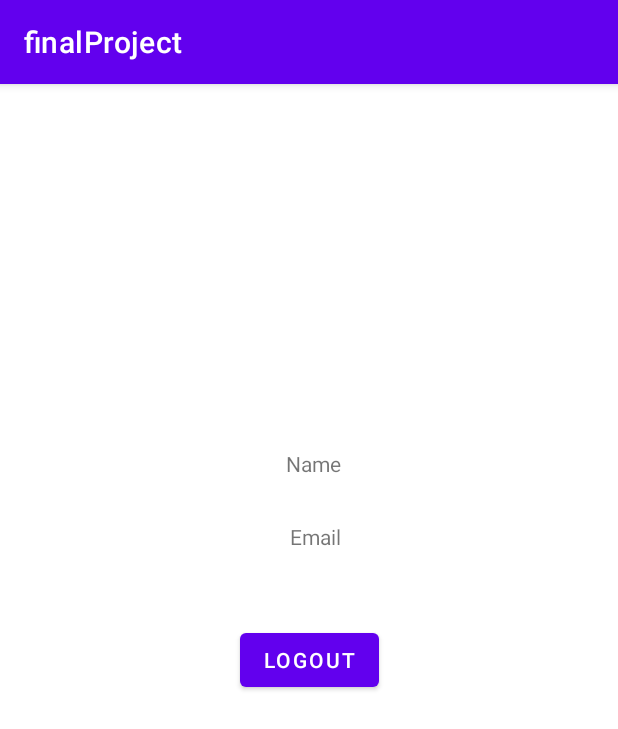
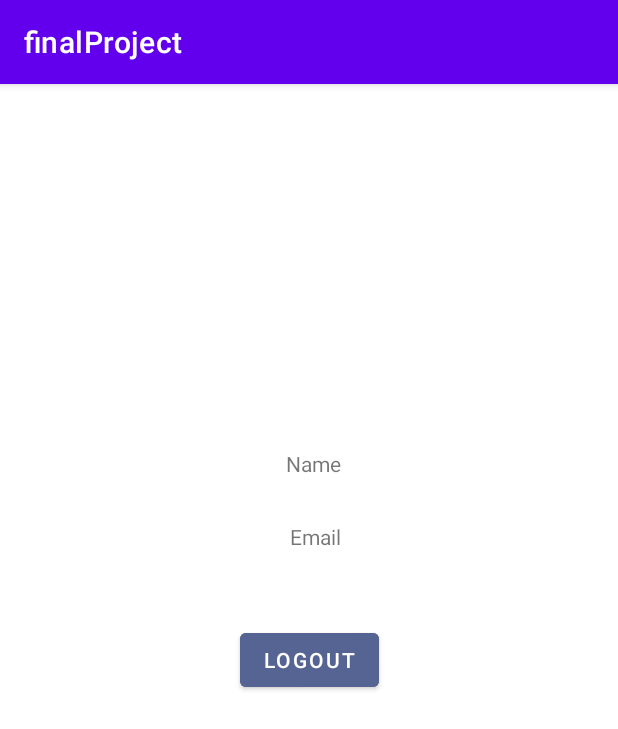
Before and after one commit to renukaseepersad/finalProject, an Android app: the Profile screen opened directly, with no data from a screen before it, on a phone screen of 412 x 824 dp. Shown: the top 729 px of the screen. Run offline under Robolectric (Android 15) with nearby library versions, the phone set to English and light mode, and no system bars; our stand-ins replace Firebase (no records; nobody signed in at launch, a user with empty details on screens opened directly); Roboto replaces fonts that are not available here.

```diff
--- a/app/src/main/res/layout/activity_profile.xml
+++ b/app/src/main/res/layout/activity_profile.xml
@@ -10,6 +10,7 @@
         android:id="@+id/logout"
         android:layout_width="wrap_content"
         android:layout_height="wrap_content"
+        android:backgroundTint="#566494"
         android:text="Logout"
         app:layout_constraintBottom_toBottomOf="parent"
         app:layout_constraintEnd_toEndOf="parent"
--- a/app/src/main/res/layout/activity_sign_in.xml
+++ b/app/src/main/res/layout/activity_sign_in.xml
@@ -21,6 +21,7 @@
         android:layout_width="wrap_content"
         android:layout_height="wrap_content"
         android:layout_marginBottom="236dp"
+        android:backgroundTint="#566494"
         android:text="Sign In with Google"
         app:layout_constraintBottom_toBottomOf="parent"
         app:layout_constraintEnd_toEndOf="parent"
```
